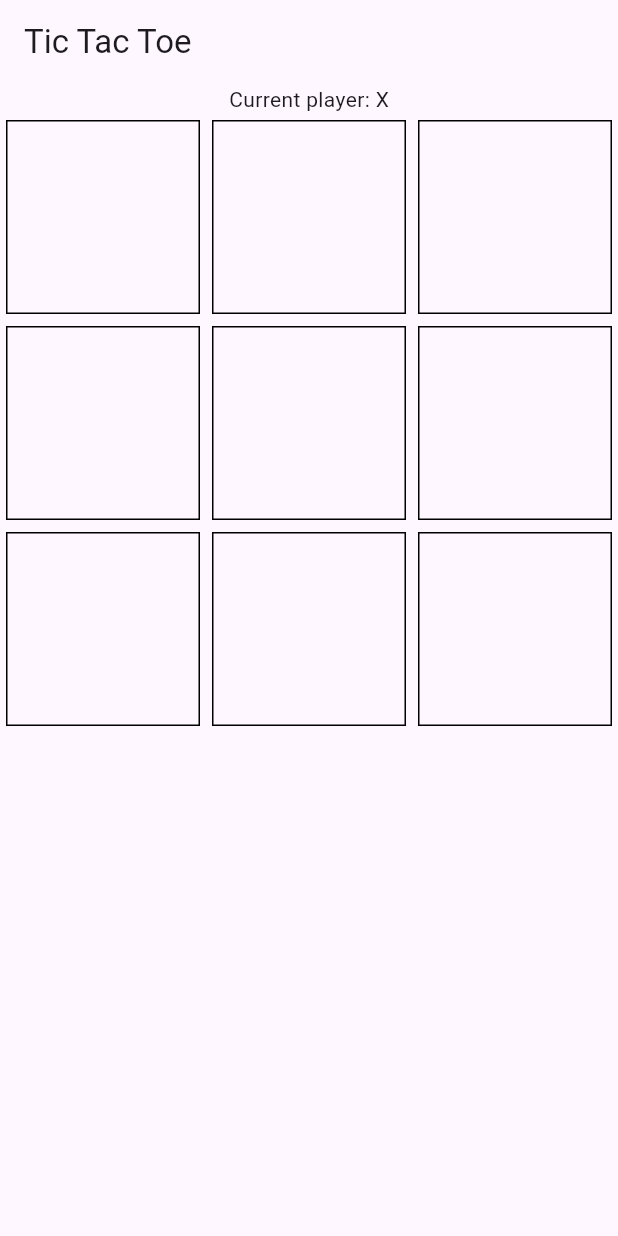
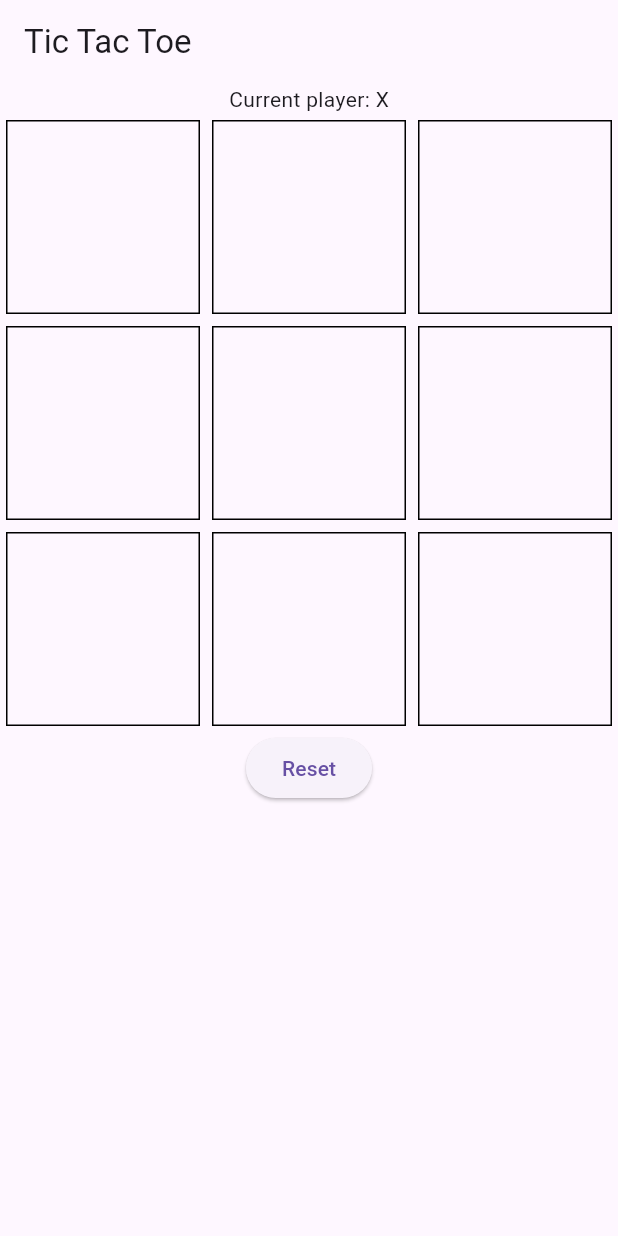
Before and after one commit to JP0030/Tic_Tac_Toe_With_Flutter, a Flutter app: the screen it shows after launch, on a phone screen of 412 x 824 dp. Run offline on Flutter 3.47's test engine with Material 3 defaults, Android fonts, the light colour scheme and no system bars.

Commit message:
game is redy but just , game reset code incomplite

```diff
--- a/lib/main.dart
+++ b/lib/main.dart
@@ -83,7 +83,15 @@ class _MyAppState extends State<MyApp> {
                 );
               },
             ),
-
+            if (gameOver) Text(gameOver ? '$currentPlayer wins!' : 'It\'s a draw!'),
+            if (!gameOver) ElevatedButton(
+              onPressed: () => setState(() {
+                board = List.filled(9, '');
+                currentPlayer = 'X';
+                gameOver = false;
+              }),
+              child: Text('Reset'),
+            ),
           ],
         ),
       ),
```
